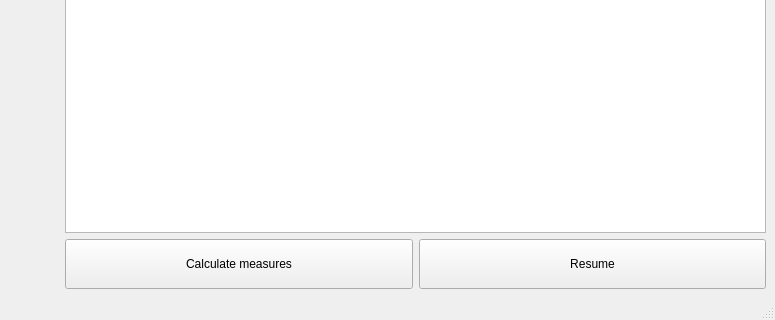
Before: the Qt Designer form braphy/gui/ui_files/calculation_window.ui in softmatterlab/Braph-2.0-Python, drawn with Qt 5; both pictures show x 0 to 775 and y 485 to 805 of the 775 by 805 pixel window.
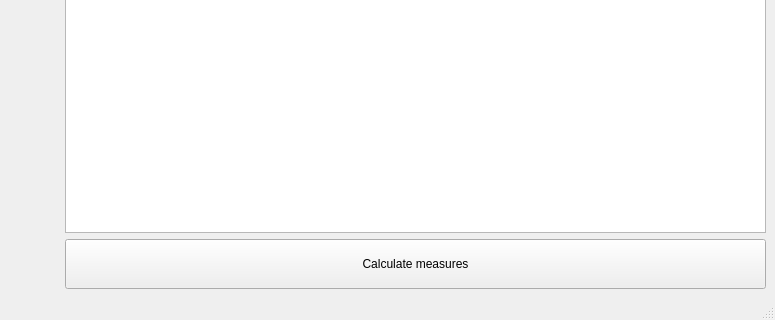
After: the same form once the commit is applied. Custom widgets are drawn as their Qt base class.

Commit message: Remove resume button from calculation window

```diff
--- a/braphy/gui/ui_files/calculation_window.ui
+++ b/braphy/gui/ui_files/calculation_window.ui
@@ -243,19 +243,6 @@
             </property>
            </widget>
           </item>
-          <item row="0" column="1">
-           <widget class="QPushButton" name="btnResume">
-            <property name="minimumSize">
-             <size>
-              <width>0</width>
-              <height>50</height>
-             </size>
-            </property>
-            <property name="text">
-             <string>Resume</string>
-            </property>
-           </widget>
-          </item>
          </layout>
         </item>
        </layout>
```
The commit also changes 3 other files.
